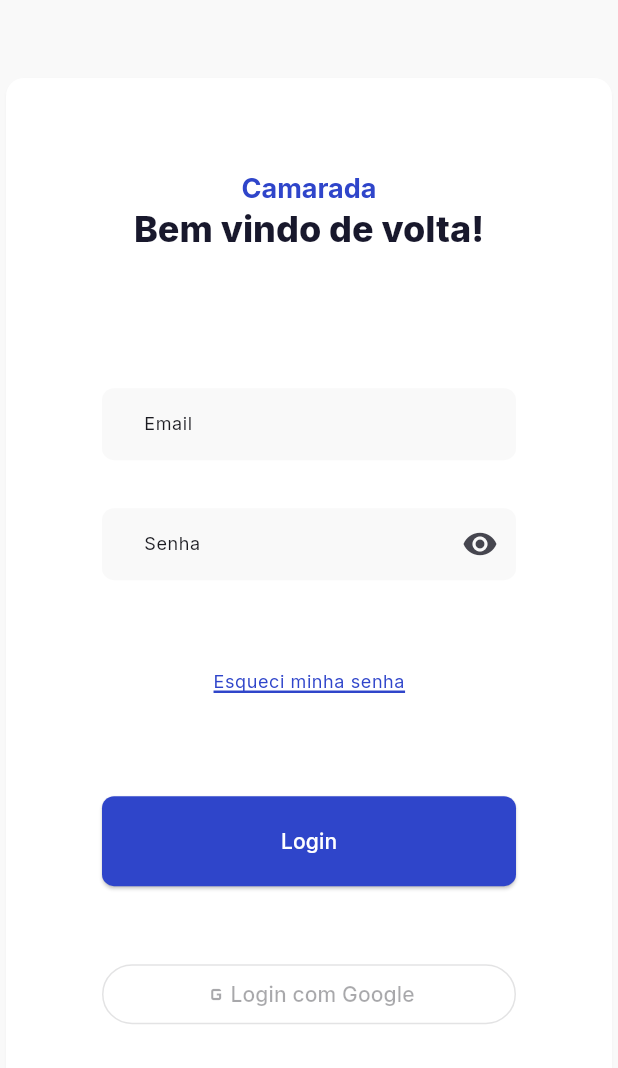
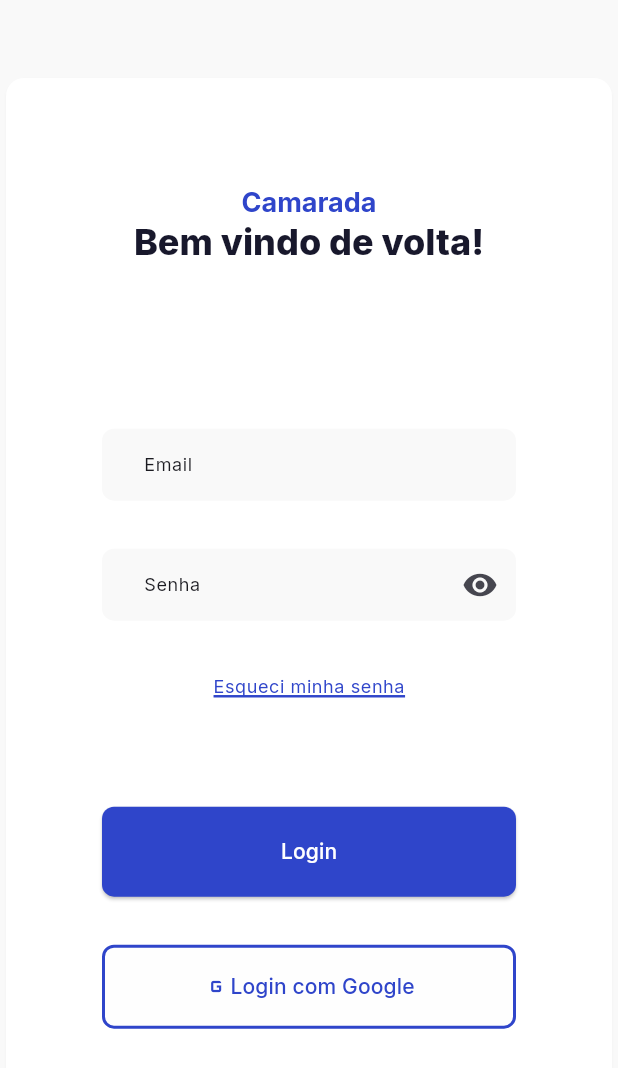
Before and after one commit to is-suzart/bazar_popular, a Flutter app: the LoginForm widget shown alone on an empty page, opened directly, on a phone screen of 412 x 824 dp. Shown: the top 1068 px of the screen. Run offline on Flutter 3.47's test engine with Material 3 defaults, Android fonts, the phone set to English and light mode, and no system bars; our stand-ins replace flutter_layout_grid, go_router, google_fonts; missing offline and left inert: flutter_adaptive_scaffold.

Commit message:
Pequenas melhorias visuais e coisas que talvez saiam no futuro

```diff
--- a/lib/pages/login.dart
+++ b/lib/pages/login.dart
@@ -181,7 +181,7 @@ class _LoginFormState extends State<LoginForm> {
                     ),
                     Container(
                       width: double.infinity,
-                      margin: const EdgeInsets.symmetric(vertical: 24),
+                      margin: const EdgeInsets.only(bottom: 36),
                       child: TextButton(
                           style: buttonStyles['textButton'],
                           onPressed: togglePasswordVisibility,
@@ -197,7 +197,7 @@ class _LoginFormState extends State<LoginForm> {
                                   ))),
                     ),
                     Container(
-                      margin: const EdgeInsets.symmetric(vertical: 24),
+                      margin: const EdgeInsets.symmetric(vertical: 16),
                       width: double.infinity,
                       child: ElevatedButton(
                           onPressed: () {
@@ -207,11 +207,12 @@ class _LoginFormState extends State<LoginForm> {
                           style: buttonStyles['primary']),
                     ),
                     Container(
-                      margin: const EdgeInsets.symmetric(vertical: 24),
+                      margin: const EdgeInsets.symmetric(vertical: 16),
                       width: double.infinity,
-                      child: const OutlinedButton(
-                          onPressed: null,
-                          child: Row(
+                      child: OutlinedButton(
+                        style: buttonStyles["outlined"],
+                          onPressed: () {},
+                          child: const Row(
                             crossAxisAlignment: CrossAxisAlignment.center,
                             mainAxisAlignment: MainAxisAlignment.center,
                             children: <Widget>[
--- a/lib/theme/theme.dart
+++ b/lib/theme/theme.dart
@@ -48,5 +48,20 @@ Map<String, ButtonStyle> buttonStyles = {
         RoundedRectangleBorder(
           borderRadius: BorderRadius.circular(8.0),
         ),
+      )),
+  'outlined': ButtonStyle(
+    side: WidgetStateProperty.all<BorderSide>(
+      const BorderSide(color: primaryColor, width: 2)
+    ),
+      padding: WidgetStateProperty.all<EdgeInsets>(
+          const EdgeInsets.symmetric(vertical: 18, horizontal: 24)),
+      backgroundColor: WidgetStateProperty.all<Color>(const Color(0xFF9C9C9C).withOpacity(0.01)),
+      foregroundColor: WidgetStateProperty.all<Color>(primaryColor),
+      shape: WidgetStateProperty.all<RoundedRectangleBorder>(
+        RoundedRectangleBorder(
+          borderRadius: BorderRadius.circular(8.0),
+        ),
+
       ))
+
 };
```
Also changed, not shown: lib/layout/button.dart (added, +38 -0 lines).
